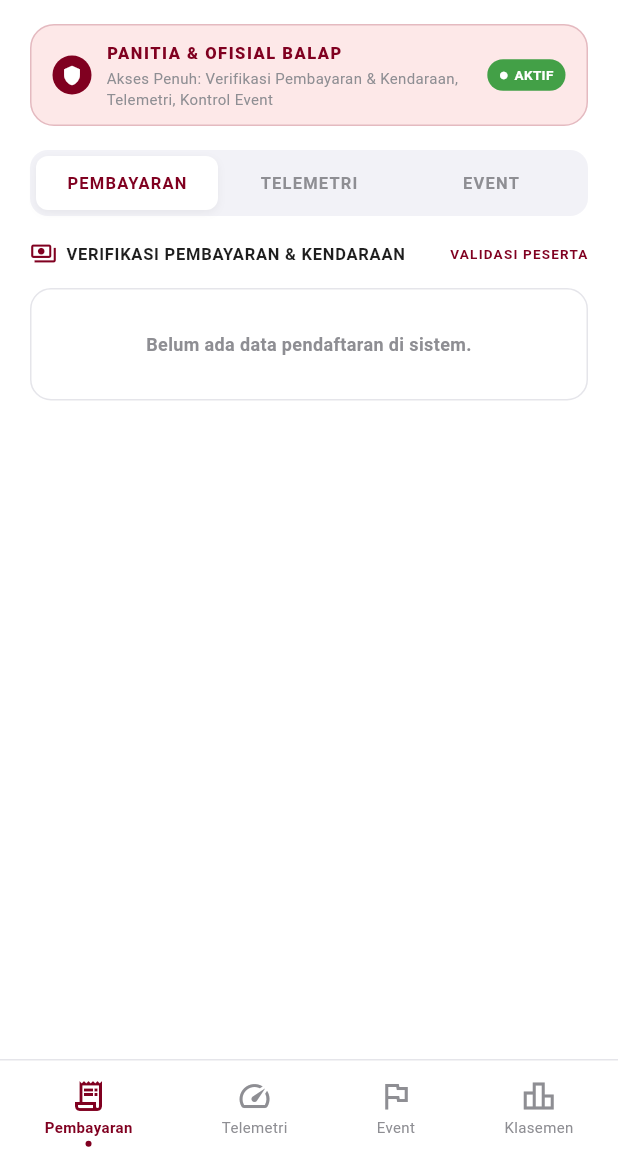
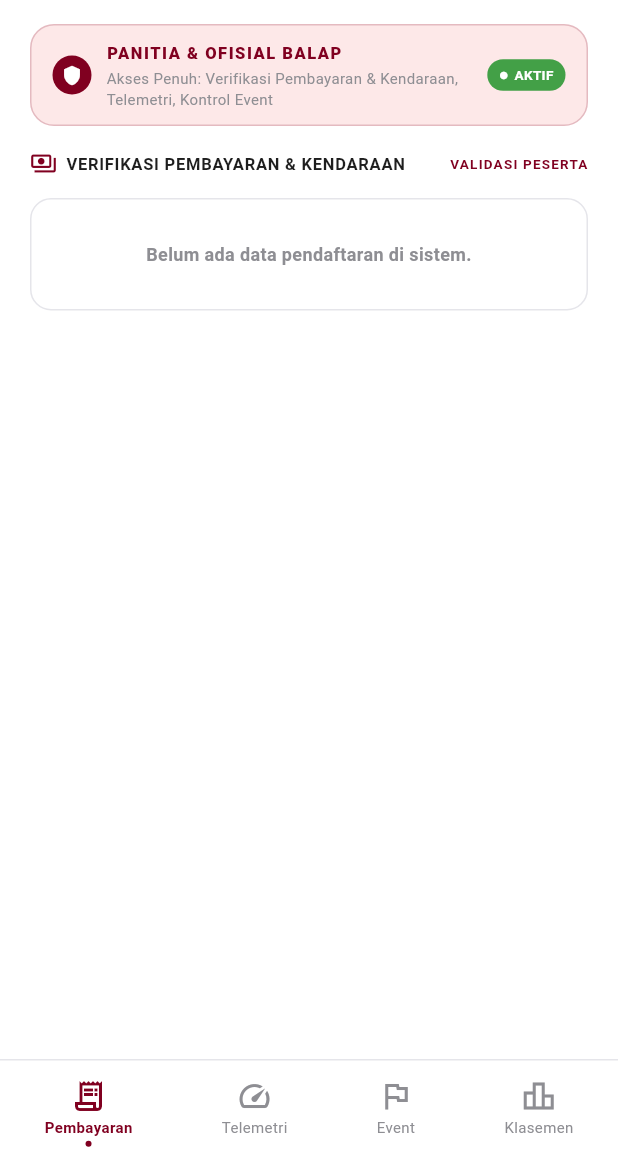
Before and after one commit to rhndty/draghub, a Flutter app: the PanitiaHomeScreen screen opened directly, on a phone screen of 412 x 824 dp, the part 72-1236 px from its top. Run offline on Flutter 3.47's test engine with Material 3 defaults, Android fonts, the light colour scheme and no system bars; our stand-ins replace cloud_firestore, firebase_auth, firebase_core; accounts and stored records are empty; generated files the repository leaves out were written again.

Commit message:
merapihkan tampilan panitia

```diff
--- a/lib/screens/panitia_home_screen.dart
+++ b/lib/screens/panitia_home_screen.dart
@@ -202,8 +202,6 @@ class _PanitiaHomeScreenState extends State<PanitiaHomeScreen> {
                         const SizedBox(height: 16),
                         _buildPanitiaStatusBadge(),
                         const SizedBox(height: 16),
-                        _buildTabSelector(),
-                        const SizedBox(height: 16),
                       ],
                     ),
                   ),
@@ -332,57 +330,7 @@ class _PanitiaHomeScreenState extends State<PanitiaHomeScreen> {
     );
   }
 
-  Widget _buildTabSelector() {
-    return Container(
-      height: 44,
-      padding: const EdgeInsets.all(4),
-      decoration: BoxDecoration(
-        color: AppColors.segmentBackground,
-        borderRadius: BorderRadius.circular(12),
-      ),
-      child: Row(
-        children: [
-          Expanded(child: _buildTabButton(0, 'PEMBAYARAN')),
-          Expanded(child: _buildTabButton(1, 'TELEMETRI')),
-          Expanded(child: _buildTabButton(2, 'EVENT')),
-        ],
-      ),
-    );
-  }
 
-  Widget _buildTabButton(int index, String title) {
-    final isSelected = _selectedTabIndex == index;
-    return GestureDetector(
-      onTap: () => setState(() => _selectedTabIndex = index),
-      child: AnimatedContainer(
-        duration: const Duration(milliseconds: 200),
-        decoration: BoxDecoration(
-          color: isSelected ? Colors.white : Colors.transparent,
-          borderRadius: BorderRadius.circular(8),
-          boxShadow: isSelected
-              ? [
-                  BoxShadow(
-                    color: Colors.black.withValues(alpha: 0.05),
-                    blurRadius: 4,
-                    offset: const Offset(0, 2),
-                  ),
-                ]
-              : [],
-        ),
-        child: Center(
-          child: Text(
-            title,
-            style: TextStyle(
-              fontSize: 11,
-              fontWeight: isSelected ? FontWeight.bold : FontWeight.w600,
-              letterSpacing: 0.8,
-              color: isSelected ? AppColors.primaryMaroon : AppColors.textMuted,
-            ),
-          ),
-        ),
-      ),
-    );
-  }
 
   Widget _buildCurrentTabView() {
     switch (_selectedTabIndex) {
```
